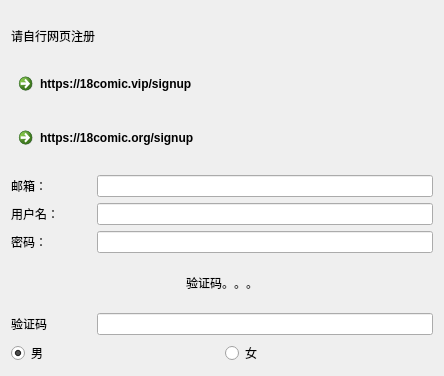
tonquer/JMComic-qt, file ui/component/ui_register_widget.ui: the form before one commit.
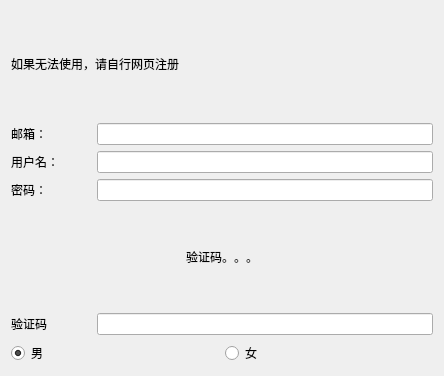
The form after the commit.

The edit to the form file:
```diff
--- a/ui/component/ui_register_widget.ui
+++ b/ui/component/ui_register_widget.ui
@@ -16,56 +16,7 @@
   <layout class="QGridLayout" name="gridLayout_2">
    <item row="0" column="0">
     <layout class="QGridLayout" name="gridLayout">
-     <item row="16" column="1">
-      <layout class="QHBoxLayout" name="horizontalLayout_2">
-       <item>
-        <widget class="QLabel" name="verLabel">
-         <property name="minimumSize">
-          <size>
-           <width>80</width>
-           <height>0</height>
-          </size>
-         </property>
-         <property name="text">
-          <string>验证码</string>
-         </property>
-        </widget>
-       </item>
-       <item>
-        <widget class="QLineEdit" name="verEdit"/>
-       </item>
-      </layout>
-     </item>
-     <item row="14" column="1">
-      <layout class="QHBoxLayout" name="horizontalLayout_19">
-       <item>
-        <widget class="QLabel" name="passwd">
-         <property name="minimumSize">
-          <size>
-           <width>80</width>
-           <height>0</height>
-          </size>
-         </property>
-         <property name="maximumSize">
-          <size>
-           <width>60</width>
-           <height>16777215</height>
-          </size>
-         </property>
-         <property name="text">
-          <string>密码：</string>
-         </property>
-         <property name="alignment">
-          <set>Qt::AlignLeading|Qt::AlignLeft|Qt::AlignVCenter</set>
-         </property>
-        </widget>
-       </item>
-       <item>
-        <widget class="QLineEdit" name="passwdEdit"/>
-       </item>
-      </layout>
-     </item>
-     <item row="17" column="1">
+     <item row="18" column="1">
       <layout class="QHBoxLayout" name="horizontalLayout_10">
        <item>
         <widget class="QRadioButton" name="gender_Male">
@@ -92,21 +43,27 @@
        </item>
       </layout>
      </item>
-     <item row="0" column="1">
-      <widget class="QLabel" name="label">
-       <property name="text">
-        <string>请自行网页注册</string>
-       </property>
-      </widget>
+     <item row="17" column="1">
+      <layout class="QHBoxLayout" name="horizontalLayout_2">
+       <item>
+        <widget class="QLabel" name="verLabel">
+         <property name="minimumSize">
+          <size>
+           <width>80</width>
+           <height>0</height>
+          </size>
+         </property>
+         <property name="text">
+          <string>验证码</string>
+         </property>
+        </widget>
+       </item>
+       <item>
+        <widget class="QLineEdit" name="verEdit"/>
+       </item>
+      </layout>
      </item>
-     <item row="1" column="1">
-      <widget class="QCommandLinkButton" name="commandLinkButton">
-       <property name="text">
-        <string>https://18comic.vip/signup</string>
-       </property>
-      </widget>
-     </item>
-     <item row="12" column="1">
+     <item row="13" column="1">
       <layout class="QHBoxLayout" name="horizontalLayout_3">
        <item>
         <widget class="QLabel" name="user">
@@ -145,7 +102,46 @@
        </item>
       </layout>
      </item>
-     <item row="15" column="1" alignment="Qt::AlignHCenter">
+     <item row="0" column="1">
+      <widget class="QLabel" name="label">
+       <property name="text">
+        <string>如果无法使用，请自行网页注册</string>
+       </property>
+      </widget>
+     </item>
+     <item row="1" column="1">
+      <layout class="QVBoxLayout" name="linkLayout"/>
+     </item>
+     <item row="15" column="1">
+      <layout class="QHBoxLayout" name="horizontalLayout_19">
+       <item>
+        <widget class="QLabel" name="passwd">
+         <property name="minimumSize">
+          <size>
+           <width>80</width>
+           <height>0</height>
+          </size>
+         </property>
+         <property name="maximumSize">
+          <size>
+           <width>60</width>
+           <height>16777215</height>
+          </size>
+         </property>
+         <property name="text">
+          <string>密码：</string>
+         </property>
+         <property name="alignment">
+          <set>Qt::AlignLeading|Qt::AlignLeft|Qt::AlignVCenter</set>
+         </property>
+        </widget>
+       </item>
+       <item>
+        <widget class="QLineEdit" name="passwdEdit"/>
+       </item>
+      </layout>
+     </item>
+     <item row="16" column="1" alignment="Qt::AlignHCenter">
       <widget class="QLabel" name="verPicture">
        <property name="minimumSize">
         <size>
@@ -164,7 +160,7 @@
        </property>
       </widget>
      </item>
-     <item row="13" column="1">
+     <item row="14" column="1">
       <layout class="QHBoxLayout" name="horizontalLayout">
        <item>
         <widget class="QLabel" name="name">
@@ -193,13 +189,6 @@
        </item>
       </layout>
      </item>
-     <item row="2" column="1">
-      <widget class="QCommandLinkButton" name="commandLinkButton_2">
-       <property name="text">
-        <string>https://18comic.org/signup</string>
-       </property>
-      </widget>
-     </item>
     </layout>
    </item>
   </layout>
```
Left out of the diff: 1 changed line with no effect on the pictures.
